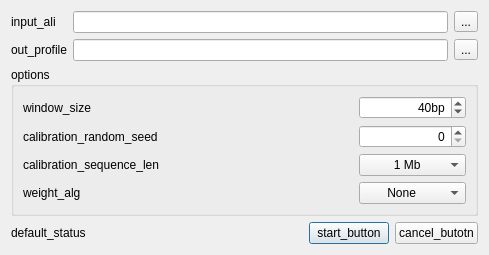
First picture: the form in src/plugins_3rdparty/sitecon/src/ui/SiteconBuildDialog.ui, repository violethaze74/ugene, before the edit.
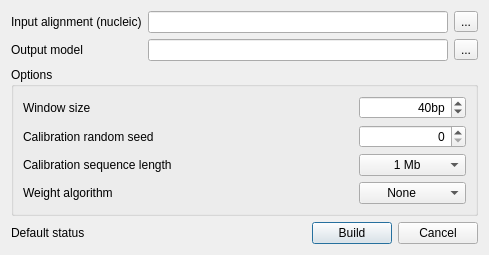
Second picture: the form after the edit.

Commit message: Fix for UGENE-532 (translations of the Sitecon dialogs and descriptions of the Sitecon models)

Patch:
```diff
--- a/src/plugins_3rdparty/sitecon/src/ui/SiteconBuildDialog.ui
+++ b/src/plugins_3rdparty/sitecon/src/ui/SiteconBuildDialog.ui
@@ -18,7 +18,7 @@
      <item row="0" column="0" >
       <widget class="QLabel" name="inputLabel" >
        <property name="text" >
-        <string>input_ali</string>
+        <string>Input alignment (nucleic)</string>
        </property>
       </widget>
      </item>
@@ -35,7 +35,7 @@
      <item row="1" column="0" >
       <widget class="QLabel" name="outputLabel" >
        <property name="text" >
-        <string>out_profile</string>
+        <string>Output model</string>
        </property>
       </widget>
      </item>
@@ -54,7 +54,7 @@
    <item>
     <widget class="QGroupBox" name="optionsBox" >
      <property name="title" >
-      <string>options</string>
+      <string>Options</string>
      </property>
      <layout class="QGridLayout" name="gridLayout" >
       <item row="0" column="0" >
@@ -63,7 +63,7 @@
          <string>win_tip</string>
         </property>
         <property name="text" >
-         <string>window_size</string>
+         <string>Window size</string>
         </property>
        </widget>
       </item>
@@ -114,7 +114,7 @@
          <string>seed_tip</string>
         </property>
         <property name="text" >
-         <string>calibration_random_seed</string>
+         <string>Calibration random seed</string>
         </property>
        </widget>
       </item>
@@ -165,7 +165,7 @@
          <string>seq_len_tip</string>
         </property>
         <property name="text" >
-         <string>calibration_sequence_len</string>
+         <string>Calibration sequence length</string>
         </property>
        </widget>
       </item>
@@ -224,7 +224,7 @@
          <string>algo_tip</string>
         </property>
         <property name="text" >
-         <string>weight_alg</string>
+         <string>Weight algorithm</string>
         </property>
        </widget>
       </item>
@@ -282,7 +282,7 @@
      <item>
       <widget class="QLabel" name="statusLabel" >
        <property name="text" >
-        <string>default_status</string>
+        <string>Default status</string>
        </property>
       </widget>
      </item>
@@ -302,14 +302,14 @@
      <item>
       <widget class="QPushButton" name="okButton" >
        <property name="text" >
-        <string>start_button</string>
+        <string>Build</string>
        </property>
       </widget>
      </item>
      <item>
       <widget class="QPushButton" name="cancelButton" >
        <property name="text" >
-        <string>cancel_butotn</string>
+        <string>Cancel</string>
        </property>
       </widget>
      </item>
```
Left out of the diff: 22 changed lines with no effect on the pictures. The commit also changes 105 other files.
